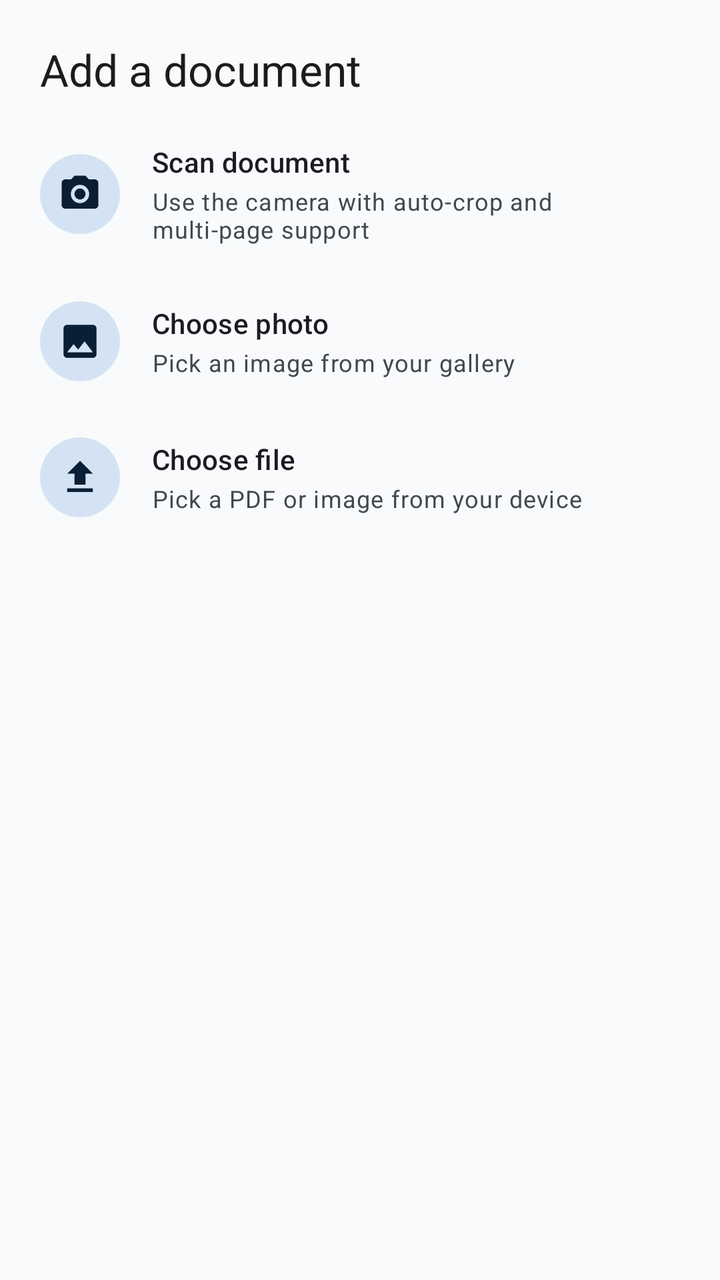
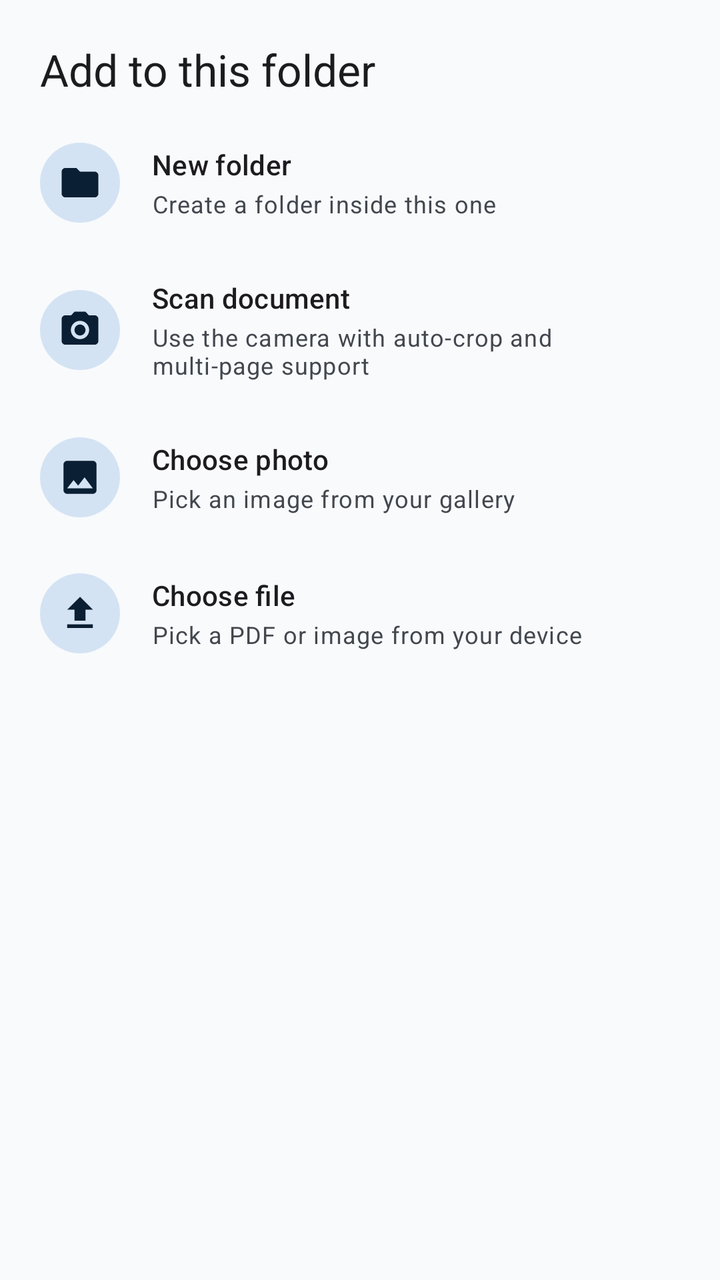

Before-and-after screenshots of an Android layout around one commit, followed by the original layout XML and the change that was made.
<!-- AndroidManifest.xml: application theme Theme.ImmigrantVault -->
<!-- res/layout/bottom_sheet_add_file.xml -->
<?xml version="1.0" encoding="utf-8"?>
<LinearLayout xmlns:android="http://schemas.android.com/apk/res/android"
    xmlns:app="http://schemas.android.com/apk/res-auto"
    android:layout_width="match_parent"
    android:layout_height="wrap_content"
    android:orientation="vertical"
    android:paddingTop="@dimen/form_padding"
    android:paddingBottom="@dimen/form_padding">

    <TextView
        android:layout_width="match_parent"
        android:layout_height="wrap_content"
        android:layout_marginBottom="8dp"
        android:paddingStart="@dimen/form_padding"
        android:paddingEnd="@dimen/form_padding"
        android:text="@string/files_add_title"
        android:textAppearance="@style/TextAppearance.ImmigrantVault.FormTitle" />

    <LinearLayout
        android:id="@+id/option_scan"
        android:layout_width="match_parent"
        android:layout_height="wrap_content"
        android:background="?attr/selectableItemBackground"
        android:clickable="true"
        android:focusable="true"
        android:gravity="center_vertical"
        android:orientation="horizontal"
        android:paddingStart="@dimen/form_padding"
        android:paddingTop="14dp"
        android:paddingEnd="@dimen/form_padding"
        android:paddingBottom="14dp">

        <ImageView
            android:layout_width="40dp"
            android:layout_height="40dp"
            android:background="@drawable/bg_avatar_circle"
            android:contentDescription="@null"
            android:padding="9dp"
            android:src="@drawable/ic_camera"
            app:tint="?attr/colorOnPrimaryContainer" />

        <LinearLayout
            android:layout_width="match_parent"
            android:layout_height="wrap_content"
            android:layout_marginStart="16dp"
            android:orientation="vertical">

            <TextView
                android:layout_width="match_parent"
                android:layout_height="wrap_content"
                android:text="@string/files_add_scan"
                android:textAppearance="?attr/textAppearanceTitleSmall" />

            <TextView
                android:layout_width="match_parent"
                android:layout_height="wrap_content"
                android:layout_marginTop="2dp"
                android:text="@string/files_add_scan_subtitle"
                android:textAppearance="?attr/textAppearanceBodySmall"
                android:textColor="?attr/colorOnSurfaceVariant" />

        </LinearLayout>

    </LinearLayout>

    <LinearLayout
        android:id="@+id/option_photo"
        android:layout_width="match_parent"
        android:layout_height="wrap_content"
        android:background="?attr/selectableItemBackground"
        android:clickable="true"
        android:focusable="true"
        android:gravity="center_vertical"
        android:orientation="horizontal"
        android:paddingStart="@dimen/form_padding"
        android:paddingTop="14dp"
        android:paddingEnd="@dimen/form_padding"
        android:paddingBottom="14dp">

        <ImageView
            android:layout_width="40dp"
            android:layout_height="40dp"
            android:background="@drawable/bg_avatar_circle"
            android:contentDescription="@null"
            android:padding="9dp"
            android:src="@drawable/ic_image"
            app:tint="?attr/colorOnPrimaryContainer" />

        <LinearLayout
            android:layout_width="match_parent"
            android:layout_height="wrap_content"
            android:layout_marginStart="16dp"
            android:orientation="vertical">

            <TextView
                android:layout_width="match_parent"
                android:layout_height="wrap_content"
                android:text="@string/files_add_photo"
                android:textAppearance="?attr/textAppearanceTitleSmall" />

            <TextView
                android:layout_width="match_parent"
                android:layout_height="wrap_content"
                android:layout_marginTop="2dp"
                android:text="@string/files_add_photo_subtitle"
                android:textAppearance="?attr/textAppearanceBodySmall"
                android:textColor="?attr/colorOnSurfaceVariant" />

        </LinearLayout>

    </LinearLayout>

    <LinearLayout
        android:id="@+id/option_upload"
        android:layout_width="match_parent"
        android:layout_height="wrap_content"
        android:background="?attr/selectableItemBackground"
        android:clickable="true"
        android:focusable="true"
        android:gravity="center_vertical"
        android:orientation="horizontal"
        android:paddingStart="@dimen/form_padding"
        android:paddingTop="14dp"
        android:paddingEnd="@dimen/form_padding"
        android:paddingBottom="14dp">

        <ImageView
            android:layout_width="40dp"
            android:layout_height="40dp"
            android:background="@drawable/bg_avatar_circle"
            android:contentDescription="@null"
            android:padding="9dp"
            android:src="@drawable/ic_upload"
            app:tint="?attr/colorOnPrimaryContainer" />

        <LinearLayout
            android:layout_width="match_parent"
            android:layout_height="wrap_content"
            android:layout_marginStart="16dp"
            android:orientation="vertical">

            <TextView
                android:layout_width="match_parent"
                android:layout_height="wrap_content"
                android:text="@string/files_add_upload"
                android:textAppearance="?attr/textAppearanceTitleSmall" />

            <TextView
                android:layout_width="match_parent"
                android:layout_height="wrap_content"
                android:layout_marginTop="2dp"
                android:text="@string/files_add_upload_subtitle"
                android:textAppearance="?attr/textAppearanceBodySmall"
                android:textColor="?attr/colorOnSurfaceVariant" />

        </LinearLayout>

    </LinearLayout>

</LinearLayout>
<!-- resources referenced by this layout -->
<resources>
  <dimen name="form_padding">20dp</dimen>
  <string name="files_add_photo">Choose photo</string>
  <string name="files_add_photo_subtitle">Pick an image from your gallery</string>
  <string name="files_add_scan">Scan document</string>
  <string name="files_add_scan_subtitle">Use the camera with auto-crop and multi-page support</string>
  <string name="files_add_title">Add a document</string>
  <string name="files_add_upload">Choose file</string>
  <string name="files_add_upload_subtitle">Pick a PDF or image from your device</string>
  <style name="TextAppearance.ImmigrantVault.FormTitle" parent="TextAppearance.Material3.TitleLarge">
          <item name="android:textColor">?attr/colorOnSurface</item>
          <item name="android:letterSpacing">0</item>
      </style>
  <style name="Theme.ImmigrantVault" parent="Base.Theme.ImmigrantVault" />
  <color name="md_theme_on_surface_variant">#43474E</color>
  <color name="md_theme_primary">#1B3A5C</color>
  <color name="md_theme_on_primary">#FFFFFF</color>
  <color name="md_theme_primary_container">#D4E3F3</color>
  <color name="md_theme_on_primary_container">#0A1F33</color>
  <color name="md_theme_secondary">#2A9D8F</color>
  <color name="md_theme_on_secondary">#FFFFFF</color>
  <color name="md_theme_secondary_container">#B8E8E0</color>
  <color name="md_theme_on_secondary_container">#0A3D36</color>
  <color name="md_theme_tertiary">#E9C46A</color>
  <color name="md_theme_on_tertiary">#3D2F00</color>
  <color name="md_theme_tertiary_container">#FFF0C2</color>
  <color name="md_theme_on_tertiary_container">#4A3800</color>
  <color name="md_theme_error">#BA1A1A</color>
  <color name="md_theme_on_error">#FFFFFF</color>
  <color name="md_theme_error_container">#FFDAD6</color>
  <color name="md_theme_on_error_container">#410002</color>
  <color name="md_theme_background">#F8FAFC</color>
  <color name="md_theme_on_background">#1A1C1E</color>
  <color name="md_theme_surface">#FFFFFF</color>
  <color name="md_theme_on_surface">#1A1C1E</color>
  <color name="md_theme_surface_variant">#E8EEF4</color>
  <color name="md_theme_outline">#74777F</color>
  <color name="md_theme_outline_variant">#C4C7CF</color>
  <style name="ShapeAppearance.ImmigrantVault.SmallComponent" parent="ShapeAppearance.Material3.SmallComponent">
          <item name="cornerFamily">rounded</item>
          <item name="cornerSize">@dimen/corner_small</item>
      </style>
  <style name="ShapeAppearance.ImmigrantVault.MediumComponent" parent="ShapeAppearance.Material3.MediumComponent">
          <item name="cornerFamily">rounded</item>
          <item name="cornerSize">@dimen/corner_medium</item>
      </style>
  <style name="ShapeAppearance.ImmigrantVault.LargeComponent" parent="ShapeAppearance.Material3.LargeComponent">
          <item name="cornerFamily">rounded</item>
          <item name="cornerSize">@dimen/corner_extra_large</item>
      </style>
  <style name="ThemeOverlay.ImmigrantVault.BottomSheetDialog" parent="ThemeOverlay.Material3.BottomSheetDialog">
          <item name="bottomSheetStyle">@style/Widget.ImmigrantVault.BottomSheet</item>
      </style>
  <dimen name="corner_small">12dp</dimen>
  <dimen name="corner_medium">16dp</dimen>
  <dimen name="corner_extra_large">28dp</dimen>
  <dimen name="corner_large">20dp</dimen>
  <dimen name="elevation_card">2dp</dimen>
  <!-- unchanged entries left out for length: 11 -->
</resources>

<!-- the commit's change to res/layout/bottom_sheet_add_file.xml (unified diff, before → after) -->
@@ -17,6 +17,53 @@
         android:textAppearance="@style/TextAppearance.ImmigrantVault.FormTitle" />
 
     <LinearLayout
+        android:id="@+id/option_folder"
+        android:layout_width="match_parent"
+        android:layout_height="wrap_content"
+        android:background="?attr/selectableItemBackground"
+        android:clickable="true"
+        android:focusable="true"
+        android:gravity="center_vertical"
+        android:orientation="horizontal"
+        android:paddingStart="@dimen/form_padding"
+        android:paddingTop="14dp"
+        android:paddingEnd="@dimen/form_padding"
+        android:paddingBottom="14dp">
+
+        <ImageView
+            android:layout_width="40dp"
+            android:layout_height="40dp"
+            android:background="@drawable/bg_avatar_circle"
+            android:contentDescription="@null"
+            android:padding="9dp"
+            android:src="@drawable/ic_folder"
+            app:tint="?attr/colorOnPrimaryContainer" />
+
+        <LinearLayout
+            android:layout_width="match_parent"
+            android:layout_height="wrap_content"
+            android:layout_marginStart="16dp"
+            android:orientation="vertical">
+
+            <TextView
+                android:layout_width="match_parent"
+                android:layout_height="wrap_content"
+                android:text="@string/files_add_folder"
+                android:textAppearance="?attr/textAppearanceTitleSmall" />
+
+            <TextView
+                android:layout_width="match_parent"
+                android:layout_height="wrap_content"
+                android:layout_marginTop="2dp"
+                android:text="@string/files_add_folder_subtitle"
+                android:textAppearance="?attr/textAppearanceBodySmall"
+                android:textColor="?attr/colorOnSurfaceVariant" />
+
+        </LinearLayout>
+
+    </LinearLayout>
+
+    <LinearLayout
         android:id="@+id/option_scan"
         android:layout_width="match_parent"
         android:layout_height="wrap_content"
<!-- resource entries referenced after the edit -->
@@ -1,11 +1,23 @@
 <!-- resources referenced by this layout -->
 <resources>
   <dimen name="form_padding">20dp</dimen>
+  <!-- drawable ic_folder (drawable) -->
+  <vector xmlns:android="http://schemas.android.com/apk/res/android"
+      android:width="24dp"
+      android:height="24dp"
+      android:viewportWidth="24"
+      android:viewportHeight="24">
+      <path
+          android:fillColor="@color/md_theme_on_surface_variant"
+          android:pathData="M10,4H4c-1.1,0 -1.99,0.9 -1.99,2L2,18c0,1.1 0.9,2 2,2h16c1.1,0 2,-0.9 2,-2V8c0,-1.1 -0.9,-2 -2,-2h-8l-2,-2z" />
+  </vector>
+  <string name="files_add_folder">New folder</string>
+  <string name="files_add_folder_subtitle">Create a folder inside this one</string>
   <string name="files_add_photo">Choose photo</string>
   <string name="files_add_photo_subtitle">Pick an image from your gallery</string>
   <string name="files_add_scan">Scan document</string>
   <string name="files_add_scan_subtitle">Use the camera with auto-crop and multi-page support</string>
-  <string name="files_add_title">Add a document</string>
+  <string name="files_add_title">Add to this folder</string>
   <string name="files_add_upload">Choose file</string>
   <string name="files_add_upload_subtitle">Pick a PDF or image from your device</string>
   <style name="TextAppearance.ImmigrantVault.FormTitle" parent="TextAppearance.Material3.TitleLarge">
